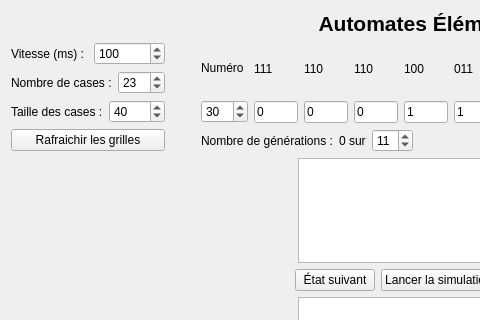
Old version of the form src/ui/elementaireview.ui in the repository danousna/autocell; both pictures show x 0 to 480 and y 0 to 320 of the 882 by 414 pixel window.
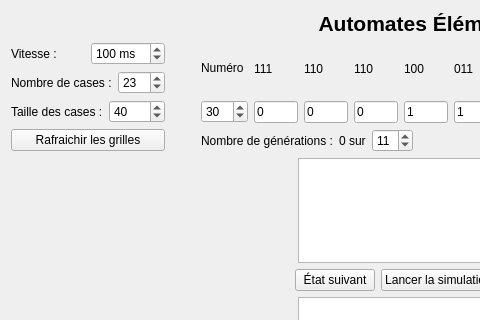
New version of the form.

Diff of the .ui file:
```diff
--- a/src/ui/elementaireview.ui
+++ b/src/ui/elementaireview.ui
@@ -40,12 +40,15 @@
          <item>
           <widget class="QLabel" name="label_2">
            <property name="text">
-            <string>Vitesse (ms) : </string>
+            <string>Vitesse : </string>
            </property>
           </widget>
          </item>
          <item>
           <widget class="QSpinBox" name="inputSpeed">
+           <property name="suffix">
+            <string> ms</string>
+           </property>
            <property name="minimum">
             <number>50</number>
            </property>
```
